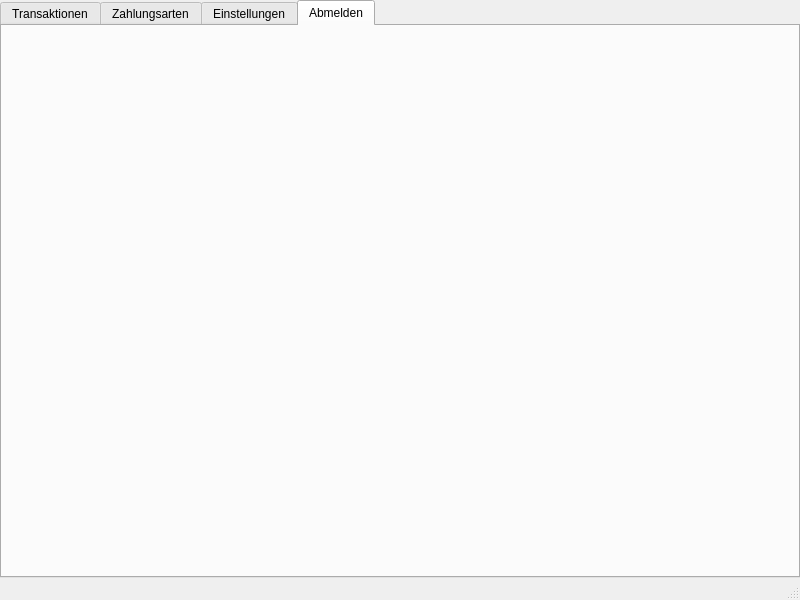
Above: benutzerwindow.ui from Tandaradei/haushalt before the change. Below: the same form after it.
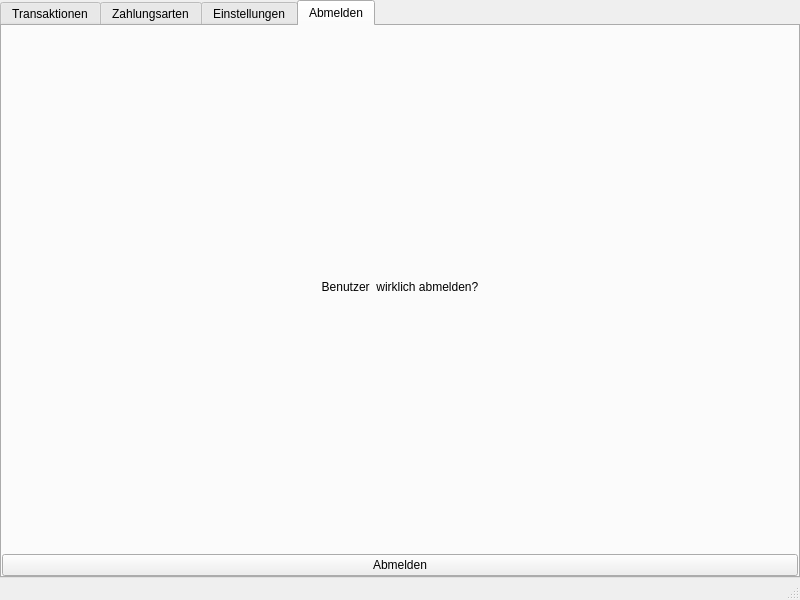
That is the form after the change. The open tabs and pages were chosen to show the change. Icons and pictures are not drawn.

```diff
--- a/benutzerwindow.ui
+++ b/benutzerwindow.ui
@@ -494,6 +494,45 @@
          <attribute name="title">
           <string>Abmelden</string>
          </attribute>
+         <layout class="QVBoxLayout" name="verticalLayout_8">
+          <property name="leftMargin">
+           <number>0</number>
+          </property>
+          <property name="topMargin">
+           <number>0</number>
+          </property>
+          <property name="rightMargin">
+           <number>0</number>
+          </property>
+          <property name="bottomMargin">
+           <number>0</number>
+          </property>
+          <item>
+           <layout class="QVBoxLayout" name="verticalLayout_2">
+            <item>
+             <widget class="QLabel" name="abmeldenLabel">
+              <property name="text">
+               <string>Benutzer &lt;Benutzer&gt; wirklich abmelden?</string>
+              </property>
+              <property name="alignment">
+               <set>Qt::AlignCenter</set>
+              </property>
+             </widget>
+            </item>
+            <item>
+             <widget class="QPushButton" name="abmeldenButton">
+              <property name="text">
+               <string>Abmelden</string>
+              </property>
+              <property name="icon">
+               <iconset>
+                <normaloff>resources/exit.png</normaloff>resources/exit.png</iconset>
+              </property>
+             </widget>
+            </item>
+           </layout>
+          </item>
+         </layout>
         </widget>
        </widget>
       </item>
```
Left out of the diff: 14 changed lines with no effect on the pictures.
